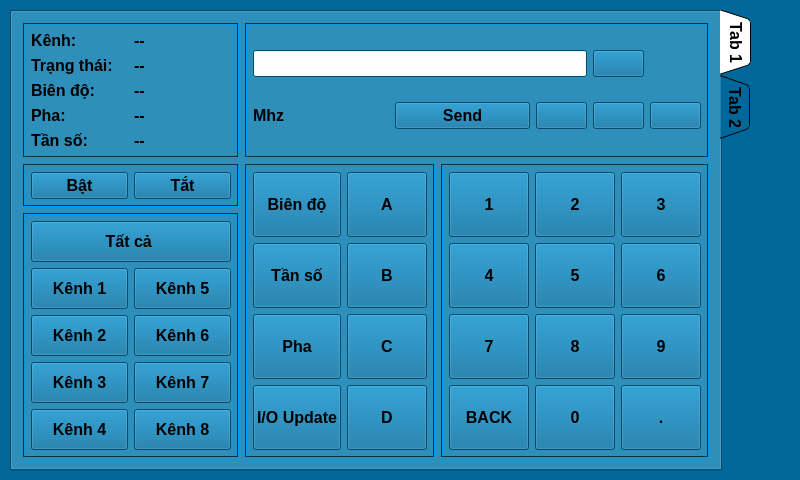
kimphg/rasPi, file mainwindow.ui: the form before one commit.
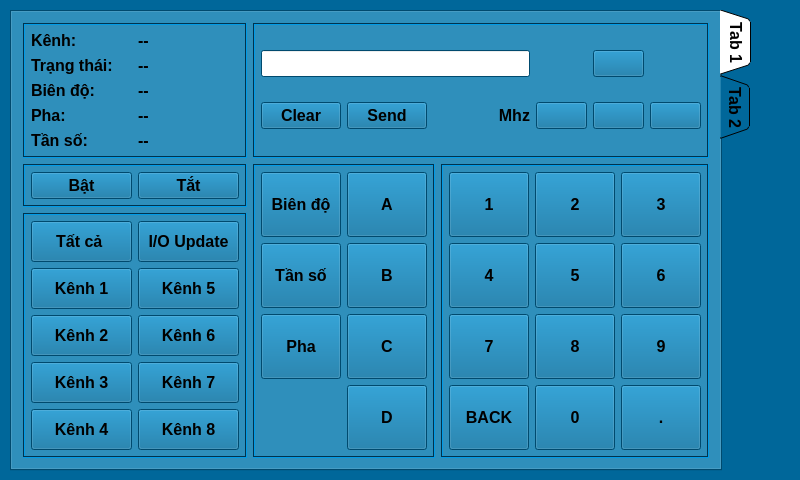
The form after the commit. Icons and pictures are not drawn.

Patch:
```diff
--- a/mainwindow.ui
+++ b/mainwindow.ui
@@ -627,30 +627,6 @@
            </property>
           </widget>
          </item>
-         <item row="4" column="0">
-          <widget class="QPushButton" name="pushButton_num_control_phase_comp_2">
-           <property name="sizePolicy">
-            <sizepolicy hsizetype="Preferred" vsizetype="Preferred">
-             <horstretch>0</horstretch>
-             <verstretch>0</verstretch>
-            </sizepolicy>
-           </property>
-           <property name="font">
-            <font>
-             <pointsize>12</pointsize>
-            </font>
-           </property>
-           <property name="text">
-            <string>I/O Update</string>
-           </property>
-           <property name="checkable">
-            <bool>true</bool>
-           </property>
-           <property name="autoExclusive">
-            <bool>true</bool>
-           </property>
-          </widget>
-         </item>
          <item row="3" column="0">
           <widget class="QPushButton" name="pushButton_num_control_phase">
            <property name="sizePolicy">
@@ -1035,7 +1011,7 @@
          <property name="bottomMargin">
           <number>6</number>
          </property>
-         <item row="0" column="3">
+         <item row="0" column="5">
           <widget class="QPushButton" name="pushButton_num_control_up">
            <property name="sizePolicy">
             <sizepolicy hsizetype="Fixed" vsizetype="Fixed">
@@ -1063,35 +1039,7 @@
            </property>
           </widget>
          </item>
-         <item row="1" column="2">
-          <widget class="QPushButton" name="pushButton_num_control_left">
-           <property name="sizePolicy">
-            <sizepolicy hsizetype="Fixed" vsizetype="Fixed">
-             <horstretch>0</horstretch>
-             <verstretch>0</verstretch>
-            </sizepolicy>
-           </property>
-           <property name="font">
-            <font>
-             <pointsize>12</pointsize>
-            </font>
-           </property>
-           <property name="text">
-            <string/>
-           </property>
-           <property name="icon">
-            <iconset resource="res.qrc">
-             <normaloff>:/1480496108_arrow-left-01.ico</normaloff>:/1480496108_arrow-left-01.ico</iconset>
-           </property>
-           <property name="iconSize">
-            <size>
-             <width>32</width>
-             <height>32</height>
-            </size>
-           </property>
-          </widget>
-         </item>
-         <item row="1" column="3">
+         <item row="1" column="5">
           <widget class="QPushButton" name="pushButton_num_control_down">
            <property name="sizePolicy">
             <sizepolicy hsizetype="Fixed" vsizetype="Fixed">
@@ -1119,7 +1067,7 @@
            </property>
           </widget>
          </item>
-         <item row="1" column="4">
+         <item row="1" column="6">
           <widget class="QPushButton" name="pushButton_num_control_right">
            <property name="sizePolicy">
             <sizepolicy hsizetype="Fixed" vsizetype="Fixed">
@@ -1160,16 +1108,71 @@
            </property>
           </widget>
          </item>
-         <item row="1" column="0">
-          <widget class="QLabel" name="label_4">
-           <property name="text">
-            <string>Mhz</string>
-           </property>
-          </widget>
-         </item>
-         <item row="0" column="0" colspan="3">
+         <item row="0" column="0" colspan="4">
           <widget class="QLineEdit" name="lineEdit"/>
          </item>
+         <item row="1" column="4">
+          <widget class="QPushButton" name="pushButton_num_control_left">
+           <property name="sizePolicy">
+            <sizepolicy hsizetype="Fixed" vsizetype="Fixed">
+             <horstretch>0</horstretch>
+             <verstretch>0</verstretch>
+            </sizepolicy>
+           </property>
+           <property name="font">
+            <font>
+             <pointsize>12</pointsize>
+            </font>
+           </property>
+           <property name="text">
+            <string/>
+           </property>
+           <property name="icon">
+            <iconset resource="res.qrc">
+             <normaloff>:/1480496108_arrow-left-01.ico</normaloff>:/1480496108_arrow-left-01.ico</iconset>
+           </property>
+           <property name="iconSize">
+            <size>
+             <width>32</width>
+             <height>32</height>
+            </size>
+           </property>
+          </widget>
+         </item>
+         <item row="1" column="0">
+          <widget class="QPushButton" name="pushButton_num_control_up_2">
+           <property name="sizePolicy">
+            <sizepolicy hsizetype="Minimum" vsizetype="Preferred">
+             <horstretch>0</horstretch>
+             <verstretch>0</verstretch>
+            </sizepolicy>
+           </property>
+           <property name="font">
+            <font>
+             <pointsize>12</pointsize>
+            </font>
+           </property>
+           <property name="text">
+            <string>Clear</string>
+           </property>
+           <property name="iconSize">
+            <size>
+             <width>32</width>
+             <height>32</height>
+            </size>
+           </property>
+          </widget>
+         </item>
+         <item row="1" column="2" colspan="2">
+          <widget class="QLabel" name="label_unit">
+           <property name="text">
+            <string>Mhz</string>
+           </property>
+           <property name="alignment">
+            <set>Qt::AlignRight|Qt::AlignTrailing|Qt::AlignVCenter</set>
+           </property>
+          </widget>
+         </item>
         </layout>
        </widget>
       </item>
@@ -1217,10 +1220,10 @@
             <string>Bật</string>
            </property>
            <property name="checkable">
-            <bool>true</bool>
+            <bool>false</bool>
            </property>
            <property name="autoExclusive">
-            <bool>true</bool>
+            <bool>false</bool>
            </property>
           </widget>
          </item>
@@ -1241,10 +1244,10 @@
             <string>Tắt</string>
            </property>
            <property name="checkable">
-            <bool>true</bool>
+            <bool>false</bool>
            </property>
            <property name="autoExclusive">
-            <bool>true</bool>
+            <bool>false</bool>
            </property>
           </widget>
          </item>
@@ -1272,7 +1275,7 @@
          <property name="bottomMargin">
           <number>6</number>
          </property>
-         <item row="1" column="0">
+         <item row="2" column="0">
           <widget class="QPushButton" name="pushButton_kenh_1">
            <property name="sizePolicy">
             <sizepolicy hsizetype="Minimum" vsizetype="Expanding">
@@ -1296,7 +1299,7 @@
            </property>
           </widget>
          </item>
-         <item row="1" column="1">
+         <item row="2" column="1">
           <widget class="QPushButton" name="pushButton_kenh_5">
            <property name="sizePolicy">
             <sizepolicy hsizetype="Minimum" vsizetype="Expanding">
@@ -1320,7 +1323,7 @@
            </property>
           </widget>
          </item>
-         <item row="2" column="0">
+         <item row="3" column="0">
           <widget class="QPushButton" name="pushButton_kenh_2">
            <property name="sizePolicy">
             <sizepolicy hsizetype="Minimum" vsizetype="Expanding">
@@ -1344,7 +1347,7 @@
            </property>
           </widget>
          </item>
-         <item row="2" column="1">
+         <item row="3" column="1">
           <widget class="QPushButton" name="pushButton_kenh_6">
            <property name="sizePolicy">
             <sizepolicy hsizetype="Minimum" vsizetype="Expanding">
@@ -1368,7 +1371,7 @@
            </property>
           </widget>
          </item>
-         <item row="3" column="0">
+         <item row="4" column="0">
           <widget class="QPushButton" name="pushButton_kenh_3">
            <property name="sizePolicy">
             <sizepolicy hsizetype="Minimum" vsizetype="Expanding">
@@ -1392,7 +1395,7 @@
            </property>
           </widget>
          </item>
-         <item row="3" column="1">
+         <item row="4" column="1">
           <widget class="QPushButton" name="pushButton_kenh_7">
            <property name="sizePolicy">
             <sizepolicy hsizetype="Minimum" vsizetype="Expanding">
@@ -1416,7 +1419,7 @@
            </property>
           </widget>
          </item>
-         <item row="4" column="0">
+         <item row="5" column="0">
           <widget class="QPushButton" name="pushButton_kenh_4">
            <property name="sizePolicy">
             <sizepolicy hsizetype="Minimum" vsizetype="Expanding">
@@ -1440,7 +1443,7 @@
            </property>
           </widget>
          </item>
-         <item row="4" column="1">
+         <item row="5" column="1">
           <widget class="QPushButton" name="pushButton_kenh_8">
            <property name="sizePolicy">
             <sizepolicy hsizetype="Minimum" vsizetype="Expanding">
@@ -1464,7 +1467,7 @@
            </property>
           </widget>
          </item>
-         <item row="0" column="0" colspan="2">
+         <item row="0" column="0">
           <widget class="QPushButton" name="pushButton_kenh_9">
            <property name="sizePolicy">
             <sizepolicy hsizetype="Minimum" vsizetype="Expanding">
@@ -1488,6 +1491,30 @@
            </property>
           </widget>
          </item>
+         <item row="0" column="1">
+          <widget class="QPushButton" name="pushButton_num_control_phase_comp_2">
+           <property name="sizePolicy">
+            <sizepolicy hsizetype="Preferred" vsizetype="Preferred">
+             <horstretch>0</horstretch>
+             <verstretch>0</verstretch>
+            </sizepolicy>
+           </property>
+           <property name="font">
+            <font>
+             <pointsize>12</pointsize>
+            </font>
+           </property>
+           <property name="text">
+            <string>I/O Update</string>
+           </property>
+           <property name="checkable">
+            <bool>true</bool>
+           </property>
+           <property name="autoExclusive">
+            <bool>true</bool>
+           </property>
+          </widget>
+         </item>
         </layout>
        </widget>
       </item>
```
